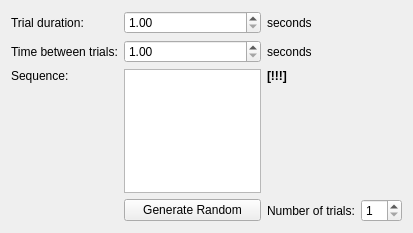
Old version of the form ObjectTrackMatrix/ExperimentSetup.ui in the repository parallax-xallaraq/ObjectTrackMatrix.
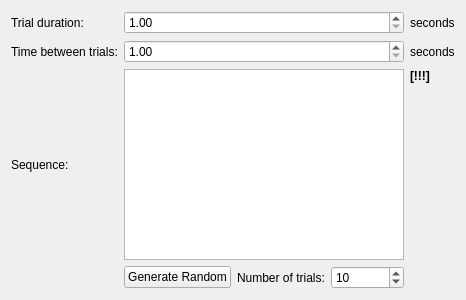
New version of the form.

Commit message: reformat random sequence generator

Patch:
```diff
--- a/ObjectTrackMatrix/ExperimentSetup.ui
+++ b/ObjectTrackMatrix/ExperimentSetup.ui
@@ -6,18 +6,34 @@
    <rect>
     <x>0</x>
     <y>0</y>
-    <width>413</width>
-    <height>233</height>
+    <width>466</width>
+    <height>300</height>
    </rect>
   </property>
   <property name="windowTitle">
    <string>Form</string>
   </property>
-  <layout class="QVBoxLayout" name="verticalLayout">
-   <item>
     <layout class="QGridLayout" name="gridLayout">
-     <item row="2" column="1">
-      <widget class="QPlainTextEdit" name="plainTextEdit_sequence"/>
+   <item row="0" column="0">
+    <widget class="QLabel" name="label_trialDuration">
+     <property name="text">
+      <string>Trial duration:</string>
+     </property>
+    </widget>
+   </item>
+   <item row="0" column="1">
+    <widget class="QDoubleSpinBox" name="doubleSpinBox_trialDuration">
+     <property name="minimum">
+      <double>1.000000000000000</double>
+     </property>
+    </widget>
+   </item>
+   <item row="0" column="2">
+    <widget class="QLabel" name="label_secDuration">
+     <property name="text">
+      <string>seconds</string>
+     </property>
+    </widget>
      </item>
      <item row="1" column="0">
       <widget class="QLabel" name="label_timeBetweenTrials">
@@ -26,13 +42,6 @@
        </property>
       </widget>
      </item>
-     <item row="3" column="2">
-      <widget class="QLabel" name="label_nTrials">
-       <property name="text">
-        <string>Number of trials:</string>
-       </property>
-      </widget>
-     </item>
      <item row="1" column="1">
       <widget class="QDoubleSpinBox" name="doubleSpinBox_timeBetweenTrials">
        <property name="minimum">
@@ -47,19 +56,15 @@
        </property>
       </widget>
      </item>
-     <item row="0" column="0">
-      <widget class="QLabel" name="label_trialDuration">
+   <item row="2" column="0">
+    <widget class="QLabel" name="label_sequence">
        <property name="text">
-        <string>Trial duration:</string>
+      <string>Sequence:</string>
        </property>
       </widget>
      </item>
-     <item row="3" column="1">
-      <widget class="QPushButton" name="pushButton_generateRandomSequence">
-       <property name="text">
-        <string>Generate Random</string>
-       </property>
-      </widget>
+   <item row="2" column="1">
+    <widget class="QPlainTextEdit" name="plainTextEdit_sequence"/>
      </item>
      <item row="2" column="2">
       <layout class="QVBoxLayout" name="verticalLayout_2">
@@ -78,32 +83,30 @@
        </item>
       </layout>
      </item>
-     <item row="0" column="2">
-      <widget class="QLabel" name="label_secDuration">
+   <item row="3" column="1">
+    <layout class="QHBoxLayout" name="horizontalLayout_2">
+     <item>
+      <widget class="QPushButton" name="pushButton_generateRandomSequence">
        <property name="text">
-        <string>seconds</string>
+        <string>Generate Random</string>
        </property>
       </widget>
      </item>
-     <item row="2" column="0" alignment="Qt::AlignTop">
-      <widget class="QLabel" name="label_sequence">
+     <item>
+      <widget class="QLabel" name="label_nTrials">
        <property name="text">
-        <string>Sequence:</string>
+        <string>Number of trials:</string>
        </property>
       </widget>
      </item>
-     <item row="0" column="1">
-      <widget class="QDoubleSpinBox" name="doubleSpinBox_trialDuration">
-       <property name="minimum">
-        <double>1.000000000000000</double>
-       </property>
-      </widget>
-     </item>
-     <item row="3" column="3">
+     <item>
       <widget class="QSpinBox" name="spinBox_nTrials">
        <property name="minimum">
         <number>1</number>
        </property>
+       <property name="value">
+        <number>10</number>
+       </property>
       </widget>
      </item>
     </layout>
```
Lines whose indentation alone changed are shown as unchanged. The commit also changes 3 other files.
